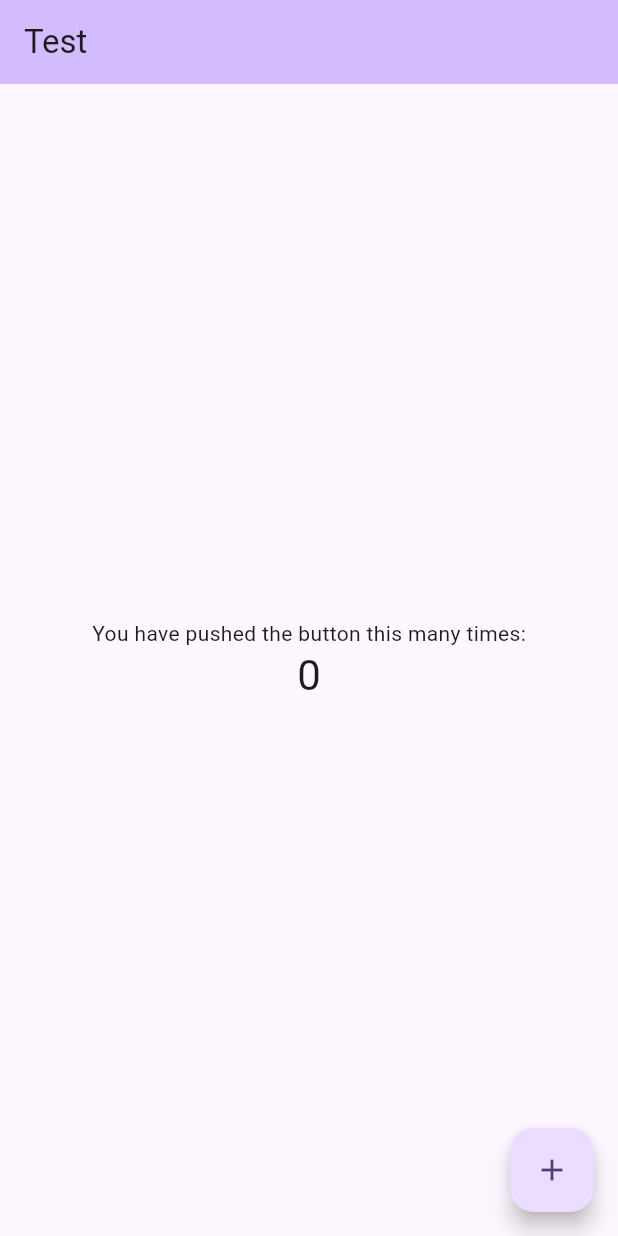
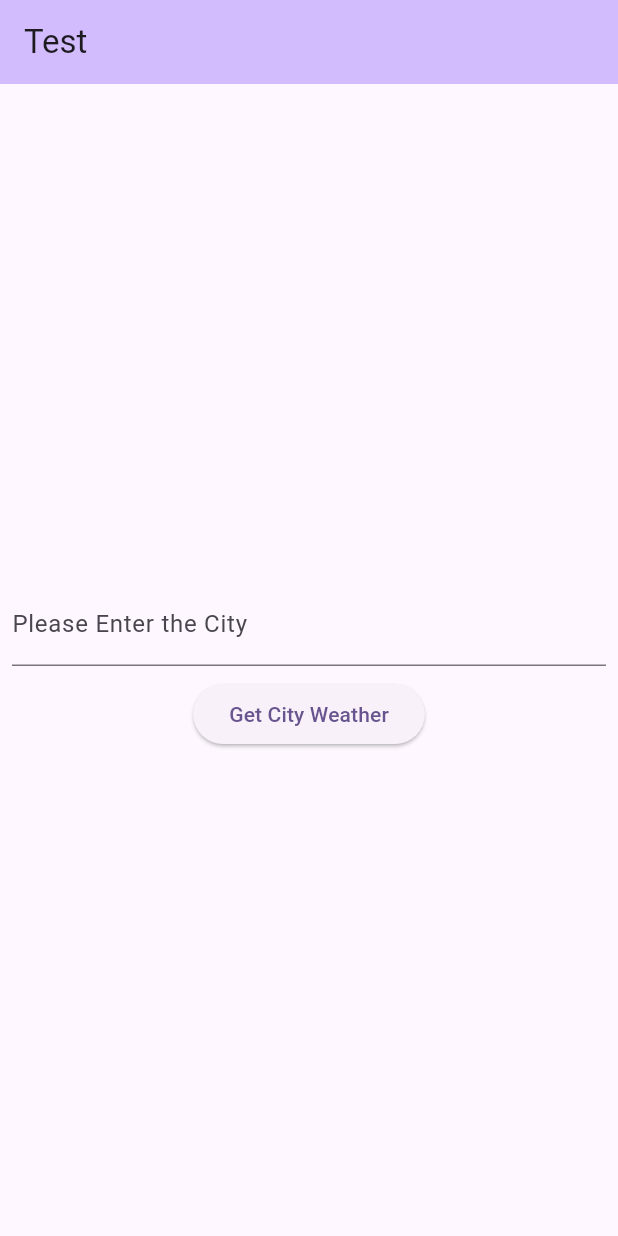
Before and after one commit to gyanupadhyay/test1, a Flutter app: the screen it shows after launch, on a phone screen of 412 x 824 dp. Run offline on Flutter 3.47's test engine with Material 3 defaults, Android fonts, the phone set to English and light mode, and no system bars; our stand-ins replace equatable, flutter_bloc, flutter_screenutil, get_it, go_router, google_fonts; network calls fail.

Commit message:
weather-app

```diff
--- /dev/null
+++ b/lib/bloc/cubit/weather_cubit.dart
@@ -0,0 +1,20 @@
+import 'package:flutter_bloc/flutter_bloc.dart';
+import 'package:test1/bloc/cubit/weather_state.dart';
+import 'package:test1/services/weather_service.dart';
+
+class WeatherCubit extends Cubit<WeatherCubitState> {
+  final WeatherService weatherService;
+
+  WeatherCubit(this.weatherService) : super(WeatherCubitInitial());
+
+  void getWeatherByCity(String city) async {
+    emit(WeatherCubitLoading());
+
+    try {
+      final weatherModel = await weatherService.getWeatherForCity(city);
+      emit(WeatherCubitLoaded(weatherModel));
+    } catch (e) {
+      emit(WeatherCubitError(e.toString()));
+    }
+  }
+}
--- /dev/null
+++ b/lib/bloc/cubit/weather_state.dart
@@ -0,0 +1,24 @@
+import 'package:equatable/equatable.dart';
+import 'package:test1/models/weather_model.dart';
+
+abstract class WeatherCubitState extends Equatable {
+  const WeatherCubitState();
+
+  @override
+  List<Object> get props => [];
+}
+
+class WeatherCubitInitial extends WeatherCubitState {}
+
+class WeatherCubitLoading extends WeatherCubitState {}
+
+class WeatherCubitLoaded extends WeatherCubitState {
+  final WeatherModel weatherModel;
+
+  const WeatherCubitLoaded(this.weatherModel);
+}
+
+class WeatherCubitError extends WeatherCubitState {
+  final String error;
+  const WeatherCubitError(this.error);
+}
--- a/lib/constants/api_constants.dart
+++ b/lib/constants/api_constants.dart
@@ -1,2 +1,4 @@
 // Base URLs, endpoints
-class ApiConstants {}
+class ApiConstants {
+
+}
--- a/lib/locator.dart
+++ b/lib/locator.dart
@@ -2,4 +2,6 @@ import 'package:get_it/get_it.dart';
 
 final sl = GetIt.instance;
 
-void setupLocator() {}
+void setupLocator() {
+
+}
--- a/lib/main.dart
+++ b/lib/main.dart
@@ -1,7 +1,10 @@
 import 'package:flutter/material.dart';
+import 'package:flutter_bloc/flutter_bloc.dart';
 import 'package:flutter_screenutil/flutter_screenutil.dart';
+import 'package:test1/bloc/cubit/weather_cubit.dart';
 import 'package:test1/locator.dart';
 import 'package:test1/router/app_router.dart';
+import 'package:test1/services/weather_service.dart';
 
 void main() {
   WidgetsFlutterBinding.ensureInitialized();
@@ -10,12 +13,16 @@ void main() {
 }
 
 class MyApp extends StatelessWidget {
-  const MyApp({super.key});
+  MyApp({super.key});
+
+  final WeatherService weatherService = WeatherService();
 
   // This widget is the root of your application.
   @override
   Widget build(BuildContext context) {
-    return ScreenUtilInit(
+    return BlocProvider(
+      create: (context) => WeatherCubit(weatherService),
+      child: ScreenUtilInit(
         designSize: const Size(432, 927),
         minTextAdapt: true,
         splitScreenMode: true,
@@ -27,6 +34,7 @@ class MyApp extends StatelessWidget {
             colorScheme: ColorScheme.fromSeed(seedColor: Colors.deepPurple),
           ),
         ),
+      ),
     );
   }
 }
--- /dev/null
+++ b/lib/models/weather_model.dart
@@ -0,0 +1,173 @@
+class WeatherModel {
+  final Coord coord;
+  final List<Weather> weather;
+  final String base;
+  final Main main;
+  final int visibility;
+  final Wind wind;
+  final Clouds clouds;
+  final int dt;
+  final Sys sys;
+  final int timezone;
+  final int id;
+  final String name;
+  final int cod;
+
+  WeatherModel({
+    required this.coord,
+    required this.weather,
+    required this.base,
+    required this.main,
+    required this.visibility,
+    required this.wind,
+    required this.clouds,
+    required this.dt,
+    required this.sys,
+    required this.timezone,
+    required this.id,
+    required this.name,
+    required this.cod,
+  });
+
+  factory WeatherModel.fromJson(Map<String, dynamic> json) {
+    return WeatherModel(
+      coord: Coord.fromJson(json['coord']),
+      weather: (json['weather'] as List)
+          .map((w) => Weather.fromJson(w))
+          .toList(),
+      base: json['base'],
+      main: Main.fromJson(json['main']),
+      visibility: json['visibility'],
+      wind: Wind.fromJson(json['wind']),
+      clouds: Clouds.fromJson(json['clouds']),
+      dt: json['dt'],
+      sys: Sys.fromJson(json['sys']),
+      timezone: json['timezone'],
+      id: json['id'],
+      name: json['name'],
+      cod: json['cod'],
+    );
+  }
+}
+
+class Coord {
+  final double lon;
+  final double lat;
+
+  Coord({required this.lon, required this.lat});
+
+  factory Coord.fromJson(Map<String, dynamic> json) {
+    return Coord(
+      lon: json['lon'].toDouble(),
+      lat: json['lat'].toDouble(),
+    );
+  }
+}
+
+class Weather {
+  final int id;
+  final String main;
+  final String description;
+  final String icon;
+
+  Weather({
+    required this.id,
+    required this.main,
+    required this.description,
+    required this.icon,
+  });
+
+  factory Weather.fromJson(Map<String, dynamic> json) {
+    return Weather(
+      id: json['id'],
+      main: json['main'],
+      description: json['description'],
+      icon: json['icon'],
+    );
+  }
+}
+
+class Main {
+  final double temp;
+  final double feelsLike;
+  final double tempMin;
+  final double tempMax;
+  final int pressure;
+  final int humidity;
+  final int seaLevel;
+  final int grndLevel;
+
+  Main({
+    required this.temp,
+    required this.feelsLike,
+    required this.tempMin,
+    required this.tempMax,
+    required this.pressure,
+    required this.humidity,
+    required this.seaLevel,
+    required this.grndLevel,
+  });
+
+  factory Main.fromJson(Map<String, dynamic> json) {
+    return Main(
+      temp: json['temp'].toDouble(),
+      feelsLike: json['feels_like'].toDouble(),
+      tempMin: json['temp_min'].toDouble(),
+      tempMax: json['temp_max'].toDouble(),
+      pressure: json['pressure'],
+      humidity: json['humidity'],
+      seaLevel: json['sea_level'],
+      grndLevel: json['grnd_level'],
+    );
+  }
+}
+
+class Wind {
+  final double speed;
+  final int deg;
+  final double gust;
+
+  Wind({
+    required this.speed,
+    required this.deg,
+    required this.gust,
+  });
+
+  factory Wind.fromJson(Map<String, dynamic> json) {
+    return Wind(
+      speed: json['speed'].toDouble(),
+      deg: json['deg'],
+      gust: json['gust'].toDouble(),
+    );
+  }
+}
+
+class Clouds {
+  final int all;
+
+  Clouds({required this.all});
+
+  factory Clouds.fromJson(Map<String, dynamic> json) {
+    return Clouds(all: json['all']);
+  }
+}
+
+class Sys {
+  final String country;
+  final int sunrise;
+  final int sunset;
+
+  Sys({
+    required this.country,
+    required this.sunrise,
+    required this.sunset,
+  });
+
+  factory Sys.fromJson(Map<String, dynamic> json) {
+    return Sys(
+      country: json['country'],
+      sunrise: json['sunrise'],
+      sunset: json['sunset'],
+    );
+  }
+}
--- a/lib/presentation/screens/home_screen.dart
+++ b/lib/presentation/screens/home_screen.dart
@@ -1,4 +1,9 @@
 import 'package:flutter/material.dart';
+import 'package:flutter_bloc/flutter_bloc.dart';
+import 'package:go_router/go_router.dart';
+import 'package:test1/bloc/cubit/weather_cubit.dart';
+import 'package:test1/bloc/cubit/weather_state.dart';
+import 'package:test1/router/router_constants.dart';
 
 class MyHomePage extends StatefulWidget {
   const MyHomePage({super.key, required this.title});
@@ -9,12 +14,18 @@ class MyHomePage extends StatefulWidget {
 }
 
 class _MyHomePageState extends State<MyHomePage> {
-  int _counter = 0;
+  TextEditingController textEditingController = TextEditingController();
 
-  void _incrementCounter() {
-    setState(() {
-      _counter++;
-    });
+  @override
+  void initState() {
+    super.initState();
+    context.read<WeatherCubit>().getWeatherByCity('Delhi');
+  }
+
+  @override
+  void dispose() {
+    super.dispose();
+    textEditingController.dispose();
   }
 
   @override
@@ -25,22 +36,51 @@ class _MyHomePageState extends State<MyHomePage> {
         title: Text(widget.title),
       ),
       body: Center(
-        child: Column(
-          mainAxisAlignment: MainAxisAlignment.center,
-          children: <Widget>[
-            const Text('You have pushed the button this many times:'),
-            Text(
-              '$_counter',
-              style: Theme.of(context).textTheme.headlineMedium,
-            ),
-          ],
+        child: BlocBuilder<WeatherCubit, WeatherCubitState>(
+          builder: (context, state) {
+            if (state is WeatherCubitLoading) {
+              return CircularProgressIndicator();
+            }
+
+            return Column(
+              mainAxisAlignment: MainAxisAlignment.center,
+              children: <Widget>[
+                Padding(
+                  padding: const EdgeInsets.all(8.0),
+                  child: TextField(
+                    // keyboardType: TextInputType.text,
+                    controller: textEditingController,
+                    decoration: InputDecoration(
+                      label: Text('Please Enter the City'),
+                    ),
+                  ),
+                ),
+
+                ElevatedButton(
+                  onPressed: () {
+                    context.read<WeatherCubit>().getWeatherByCity(
+                      textEditingController.text,
+                    );
+                  },
+                  child: Text('Get City Weather'),
+                ),
+
+                if (state is WeatherCubitLoaded)
+                  ElevatedButton(
+                    onPressed: () {
+                      context.push(
+                        AppRouteNames.detailScreen,
+                        extra: state.weatherModel,
+                      );
+                    },
+                    child: Text('Open Detail Weather Screen'),
+                  ),
+              ],
+            );
+          },
         ),
       ),
-      floatingActionButton: FloatingActionButton(
-        onPressed: _incrementCounter,
-        tooltip: 'Increment',
-        child: const Icon(Icons.add),
-      ), // This trailing comma makes auto-formatting nicer for build methods.
+      // This trailing comma makes auto-formatting nicer for build methods.
     );
   }
 }
--- a/lib/router/app_router.dart
+++ b/lib/router/app_router.dart
@@ -1,5 +1,7 @@
 import 'package:go_router/go_router.dart';
+import 'package:test1/models/weather_model.dart';
 import 'package:test1/presentation/screens/home_screen.dart';
+import 'package:test1/presentation/screens/weather_detail_screen.dart';
 import 'package:test1/router/router_constants.dart';
 
 final GoRouter appRouter = GoRouter(
@@ -9,5 +11,10 @@ final GoRouter appRouter = GoRouter(
       path: AppRouteNames.home,
       builder: (context, state) => const MyHomePage(title: 'Test'),
     ),
+    GoRoute(
+      path: AppRouteNames.detailScreen,
+      builder: (context, state) =>
+          WeatherDetailScreen(weatherModel: state.extra as WeatherModel),
+    ),
   ],
 );
--- a/lib/router/router_constants.dart
+++ b/lib/router/router_constants.dart
@@ -1,4 +1,5 @@
 // Base URLs, endpoints
 class AppRouteNames {
   static const String home = '/home';
+  static const String detailScreen = '/detailScreen';
 }
--- /dev/null
+++ b/lib/services/weather_service.dart
@@ -0,0 +1,24 @@
+import 'dart:convert';
+import 'package:http/http.dart' as http;
+import 'package:test1/models/weather_model.dart';
+
+class WeatherService {
+  Future<WeatherModel> getWeatherForCity(String city) async {
+    try {
+      final response = await http.get(
+        Uri.parse(
+          'https://api.openweathermap.org/data/2.5/weather?q=$city&appid=d7b950541d7264a3b3df80a8b6f2cbf7',
+        ),
+      );
+
+      if (response.statusCode == 200) {
+        final weatherModel = WeatherModel.fromJson(jsonDecode(response.body));
+        return weatherModel;
+      } else {
+        throw Exception('Failed to load weather data: ${response.statusCode}');
+      }
+    } catch (e) {
+      throw Exception('Error fetching weather: $e');
+    }
+  }
+}
```
Also changed, not shown: lib/presentation/screens/weather_detail_screen.dart (added, +16 -0 lines), pubspec.yaml (+9 -9 lines), 1 other file. Lines whose indentation alone changed are shown as unchanged.
